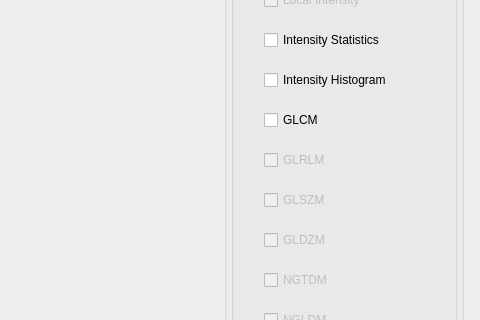
Above: platform/platform.ui from Jiwon-Hwang/Radiomics-Feature-Extraction before the change; both pictures show x 755 to 1235 and y 335 to 655 of the 1235 by 744 pixel window. Below: the same form after it.
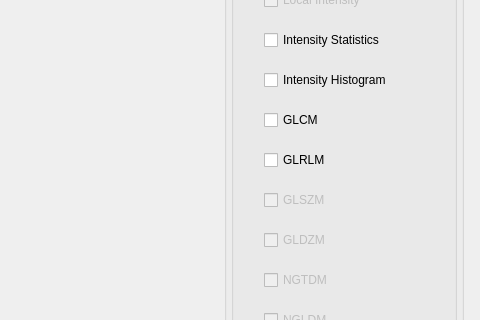
That is the form after the change. Icons and pictures are not drawn.

Patch:
```diff
--- a/platform/platform.ui
+++ b/platform/platform.ui
@@ -531,7 +531,7 @@
               <item>
                <widget class="QCheckBox" name="checkBox_GLRLM">
                 <property name="enabled">
-                 <bool>false</bool>
+                 <bool>true</bool>
                 </property>
                 <property name="focusPolicy">
                  <enum>Qt::NoFocus</enum>
```
